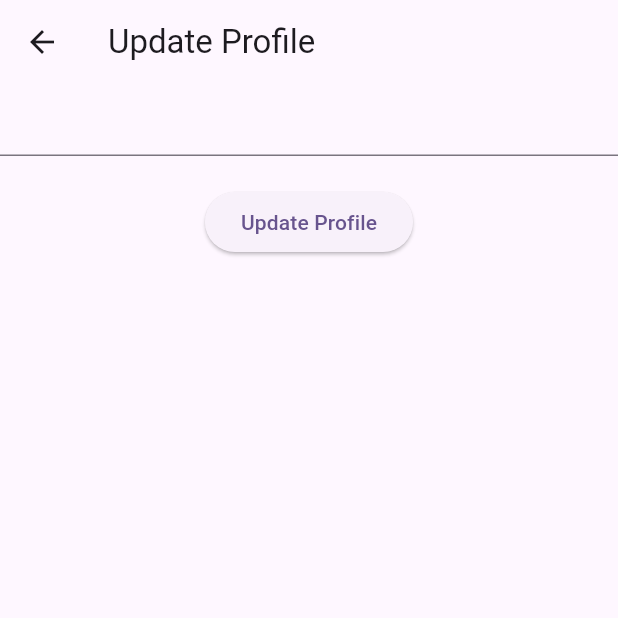
After one commit to MuhammadAliKust/Amir-API, a Flutter app: the ProfileView screen opened directly, after a tap on "Go to Update Profile", on a phone screen of 412 x 824 dp, the top half of it. The commit adds this screen. Run offline on Flutter 3.47's test engine with Material 3 defaults, Android fonts, the phone set to English and light mode, and no system bars; accounts and stored records are empty.

Commit message:
Get Profile and Update Profile Done

```diff
--- /dev/null
+++ b/lib/providers/token.dart
@@ -0,0 +1,13 @@
+import 'package:flutter/material.dart';
+
+class TokenProvider extends ChangeNotifier{
+  String _token = "";
+
+  void setToken(String token){
+    _token = token;
+    notifyListeners();
+  }
+
+
+  String getToken()=>_token;
+}
--- /dev/null
+++ b/lib/providers/user.dart
@@ -0,0 +1,13 @@
+import 'package:amir_api/models/user.dart';
+import 'package:flutter/material.dart';
+
+class UserProvider extends ChangeNotifier {
+  UserModel? _userModel;
+
+  void setUser(UserModel model) {
+    _userModel = model;
+    notifyListeners();
+  }
+
+  UserModel? getUser() => _userModel;
+}
--- /dev/null
+++ b/lib/views/profie.dart
@@ -0,0 +1,38 @@
+import 'package:amir_api/providers/user.dart';
+import 'package:amir_api/views/update_profile.dart';
+import 'package:flutter/material.dart';
+import 'package:provider/provider.dart';
+
+class ProfileView extends StatelessWidget {
+  const ProfileView({super.key});
+
+  @override
+  Widget build(BuildContext context) {
+    var userProvider = Provider.of<UserProvider>(context);
+    return Scaffold(
+      appBar: AppBar(title: Text("Profile")),
+      body: Column(
+        children: [
+          Text(
+            "Name: ${userProvider.getUser()!.user!.name.toString()}",
+            style: TextStyle(fontSize: 30, fontWeight: FontWeight.bold),
+          ),
+          Text(
+            "Email: ${userProvider.getUser()!.user!.email.toString()}",
+            style: TextStyle(fontSize: 30, fontWeight: FontWeight.bold),
+          ),
+          SizedBox(height: 20),
+          ElevatedButton(
+            onPressed: () {
+              Navigator.push(
+                context,
+                MaterialPageRoute(builder: (context) => UpdateProfileView()),
+              );
+            },
+            child: Text("Go to Update Profile"),
+          ),
+        ],
+      ),
+    );
+  }
+}
--- /dev/null
+++ b/lib/views/update_profile.dart
@@ -0,0 +1,97 @@
+import 'package:amir_api/providers/token.dart';
+import 'package:amir_api/providers/user.dart';
+import 'package:amir_api/services/auth.dart';
+import 'package:flutter/material.dart';
+import 'package:provider/provider.dart';
+
+class UpdateProfileView extends StatefulWidget {
+  const UpdateProfileView({super.key});
+
+  @override
+  State<UpdateProfileView> createState() => _UpdateProfileViewState();
+}
+
+class _UpdateProfileViewState extends State<UpdateProfileView> {
+  TextEditingController nameController = TextEditingController();
+  bool isLoading = false;
+
+  @override
+  void initState() {
+    var userProvider = Provider.of<UserProvider>(context, listen: false);
+    nameController = TextEditingController(
+      text: userProvider.getUser()!.user!.name.toString(),
+    );
+    super.initState();
+  }
+
+  @override
+  Widget build(BuildContext context) {
+    var tokenProvider = Provider.of<TokenProvider>(context);
+
+    var userProvider = Provider.of<UserProvider>(context);
+    return Scaffold(
+      appBar: AppBar(title: Text("Update Profile")),
+      body: Column(
+        children: [
+          TextField(controller: nameController),
+          SizedBox(height: 20),
+          ElevatedButton(
+            onPressed: () async {
+              if (nameController.text.isEmpty) {
+                ScaffoldMessenger.of(context).showSnackBar(
+                  SnackBar(content: Text("Name cannot be empty.")),
+                );
+                return;
+              }
+              try {
+                await AuthServices()
+                    .updateProfile(
+                      token: tokenProvider.getToken().toString(),
+                      name: nameController.text,
+                    )
+                    .then((val) async{
+
+                     await AuthServices()
+                                .getProfile(tokenProvider.getToken().toString())
+                                .then((userModel) {
+                                  userProvider.setUser(userModel);
+                                  isLoading = false;
+                                  setState(() {});
+                                  showDialog(
+                                    context: context,
+                                    builder: (context) {
+                                      return AlertDialog(
+                                        title: Text("Message"),
+                                        content: Text(
+                                          "${userModel.user!.name.toString()} has been logged in successfully",
+                                        ),
+                                        actions: [
+                                          TextButton(
+                                            onPressed: () {
+                                           Navigator.pop(context);
+                                           Navigator.pop(context);
+                                            },
+                                            child: Text("Okay"),
+                                          ),
+                                        ],
+                                      );
+                                    },
+                                  );
+                                });
+
+                    });
+              } catch (e) {
+                isLoading = false;
+                setState(() {});
+                ScaffoldMessenger.of(
+                  context,
+                ).showSnackBar(SnackBar(content: Text(e.toString())));
+              }
+            },
+            child: Text("Update Profile"),
+          ),
+        ],
+      ),
+    );
+  }
+}
--- a/pubspec.yaml
+++ b/pubspec.yaml
@@ -35,6 +35,7 @@ dependencies:
   # Use with the CupertinoIcons class for iOS style icons.
   cupertino_icons: ^1.0.8
   http: ^1.5.0
+  provider: ^6.1.5+1
 
 dev_dependencies:
   flutter_test:
```
Also changed, not shown: lib/main.dart (+9 -1 lines), lib/views/login.dart (+18 -1 lines), pubspec.lock.
